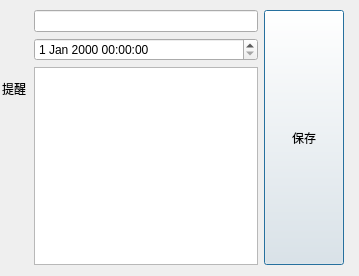
The window that schedule/ui/DTag.ui (3548848289/SmartDesk) describes before a commit, drawn with Qt 5.
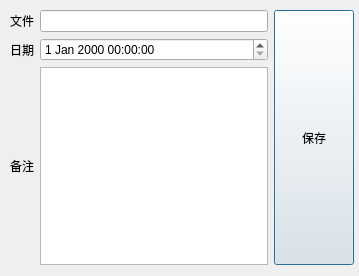
The same window after the commit. Icons and pictures are not drawn.

Diff of the .ui file:
```diff
--- a/schedule/ui/DTag.ui
+++ b/schedule/ui/DTag.ui
@@ -20,19 +20,19 @@
   <widget class="QWidget" name="layoutWidget">
    <property name="geometry">
     <rect>
-     <x>0</x>
+     <x>10</x>
      <y>10</y>
      <width>344</width>
      <height>255</height>
     </rect>
    </property>
-   <layout class="QHBoxLayout" name="horizontalLayout_2" stretch="1,8,1">
+   <layout class="QHBoxLayout" name="horizontalLayout_2" stretch="0,0">
     <item>
-     <layout class="QVBoxLayout" name="verticalLayout_5" stretch="1,1,3">
-      <item>
+     <layout class="QGridLayout" name="gridLayout">
+      <item row="0" column="0">
        <widget class="QLabel" name="label_1">
         <property name="text">
-         <string/>
+         <string>文件</string>
         </property>
         <property name="pixmap">
          <pixmap resource="../../resources/res.qrc">:/usedimage/tag.svg</pixmap>
@@ -42,20 +42,10 @@
         </property>
        </widget>
       </item>
-      <item>
-       <widget class="QLabel" name="label_2">
-        <property name="text">
-         <string>提醒</string>
-        </property>
-        <property name="alignment">
-         <set>Qt::AlignmentFlag::AlignCenter</set>
-        </property>
-       </widget>
-      </item>
-      <item>
+      <item row="2" column="0">
        <widget class="QLabel" name="label_3">
         <property name="text">
-         <string/>
+         <string>备注</string>
         </property>
         <property name="pixmap">
          <pixmap resource="../../resources/res.qrc">:/usedimage/edittag.svg</pixmap>
@@ -65,17 +55,10 @@
         </property>
        </widget>
       </item>
-     </layout>
-    </item>
-    <item>
-     <layout class="QVBoxLayout" name="verticalLayout_4" stretch="1,1,3">
-      <item>
-       <widget class="QLineEdit" name="tagsLineEdit"/>
-      </item>
-      <item>
+      <item row="1" column="1">
        <widget class="QDateTimeEdit" name="dateTimeEdit"/>
       </item>
-      <item>
+      <item row="2" column="1">
        <widget class="QTextEdit" name="annotationTextEdit">
         <property name="sizePolicy">
          <sizepolicy hsizetype="Preferred" vsizetype="Preferred">
@@ -85,6 +68,19 @@
         </property>
        </widget>
       </item>
+      <item row="1" column="0">
+       <widget class="QLabel" name="label_2">
+        <property name="text">
+         <string>日期</string>
+        </property>
+        <property name="alignment">
+         <set>Qt::AlignmentFlag::AlignCenter</set>
+        </property>
+       </widget>
+      </item>
+      <item row="0" column="1">
+       <widget class="QLineEdit" name="tagsLineEdit"/>
+      </item>
      </layout>
     </item>
     <item>
```
Left out of the diff: 3 changed lines with no effect on the pictures.
